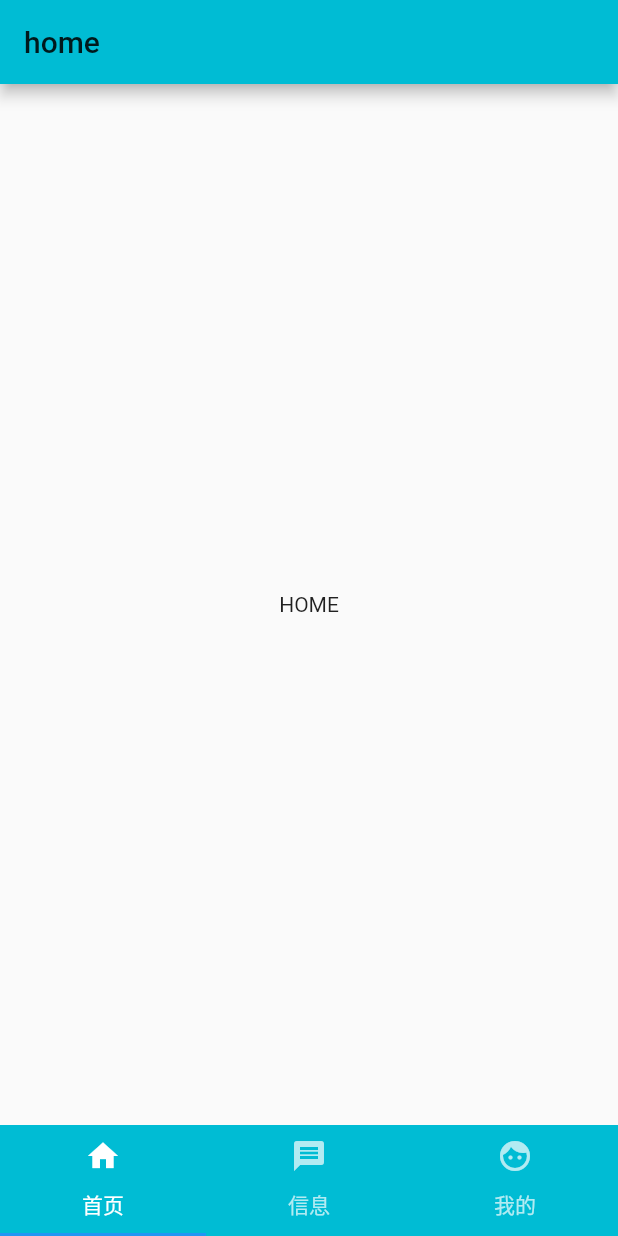
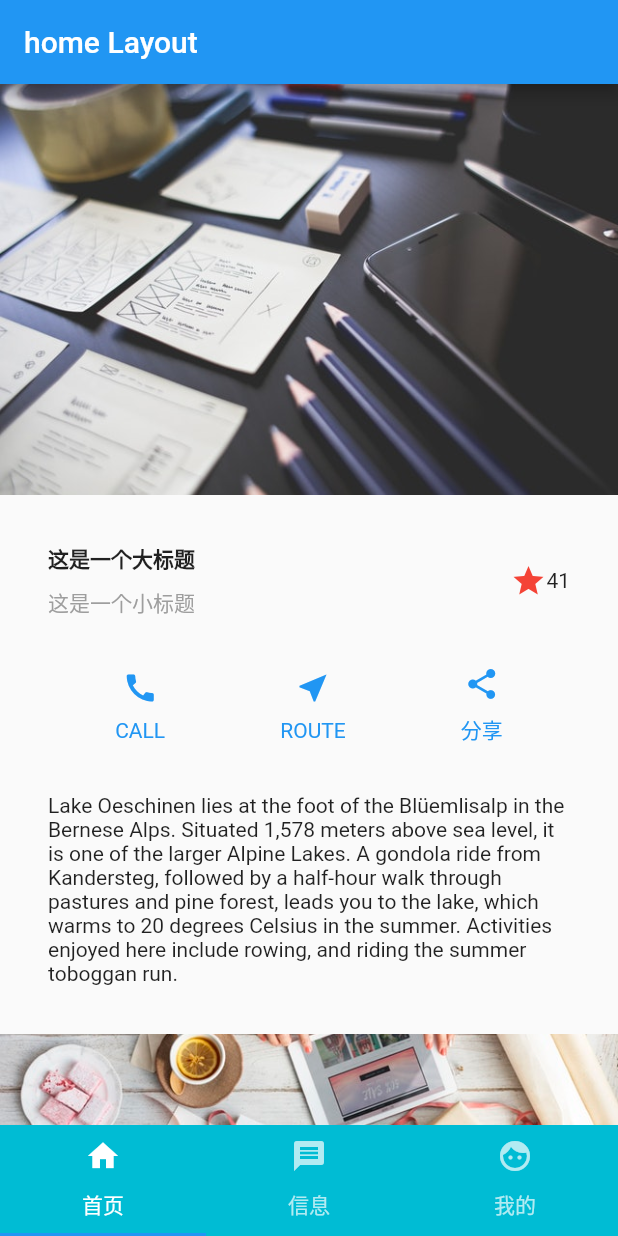
Before and after one commit to Liujlai/navigation_app, a Flutter app: the screen it shows after launch, on a phone screen of 412 x 824 dp. Run offline on Flutter 3.47's test engine with Material 2 defaults, Android fonts, the phone set to English and light mode, and no system bars.

Commit message:
首页布局

```diff
--- a/lib/home.dart
+++ b/lib/home.dart
@@ -12,17 +12,123 @@ class  homePageState extends  State<homePage>{
   @override
   Widget build(BuildContext context) {
     // TODO: implement build
+    Widget titleSection = new Container(
+      padding: const EdgeInsets.all(32.0),
+      //整体是一个水平布局
+      child: new Row(
+        children: [
+          //这里用Expanded的好处就是 会占用icon之外的剩余空间
+          new Expanded(
+            //在Expanded内创建一个垂直布局 放置两个文本
+              child: new Column(
+                //文本是起始端对齐
+                crossAxisAlignment: CrossAxisAlignment.start,
+                children: [
+//              设置容器
+                  new Container(
+                    padding: const EdgeInsets.only(bottom: 8.0),
+                    child: new Text(
+                      "这是一个大标题",
+                      style: new TextStyle(fontWeight: FontWeight.bold),
+                    ),
+                  ),
+//              设置文字
+                  new Text(
+                    "这是一个小标题",
+                    style: new TextStyle(
+                      color: Colors.grey[500],
+                    ),
+                  ),
+                ],
+              )),
+//          new FavoriteWidget(),
+//          设置图片大样式和颜色
+          new Icon(
+            Icons.star,
+            color: Colors.red[500],
+          ),
+//          设置文字
+          new Text('41')
+        ],
+      ),
+    );
+
+    /*
+    * 抽取button行的代码复用
+    * 图片和文字垂直布局
+    * */
+    Column getText(IconData icon, String text) {
+      return new Column(
+        //聚集widgets
+        mainAxisSize: MainAxisSize.min,
+        //child 居中
+        mainAxisAlignment: MainAxisAlignment.center,
+        children: [
+          new Icon(icon, color: Colors.blue[500]),
+          new Container(
+              margin: const EdgeInsets.only(top: 8.0),
+              child: new Text(
+                text,
+                style: new TextStyle(
+                  color: Colors.blue[500],
+                ),
+              ))
+        ],
+      );
+    }
+
+    /**
+     * 实现按钮部分
+     */
+    Widget buttonSection = new Container(
+      child: new Row(
+        //MainAxisAlignment.spaceEvenly平均分配子空间  他会在每个子项之间,之前,之后平均分配空闲空间 当然也可以使用Expanded来实现
+        mainAxisAlignment: MainAxisAlignment.spaceEvenly,
+        children: [
+          getText(Icons.call, "CALL"),
+          getText(Icons.near_me, "ROUTE"),
+          getText(Icons.share, "分享")
+        ],
+      ),
+    );
+
+    /**
+     * 实现文本部分
+     */
+    Widget textSection = new Container(
+      padding: const EdgeInsets.all(32.0),
+      child: new Text(
+          "Lake Oeschinen lies at the foot of the Blüemlisalp in the Bernese Alps. Situated 1,578 meters above sea level, it is one of the larger Alpine Lakes. A gondola ride from Kandersteg, followed by a half-hour walk through pastures and pine forest, leads you to the lake, which warms to 20 degrees Celsius in the summer. Activities enjoyed here include rowing, and riding the summer toboggan run.",
+          softWrap: true), //softWrap: true 文本是否在换行符处中断
+    );
+
+    /**
+     * 整合
+     */
     return new MaterialApp(
-      theme: new ThemeData(
-        primaryColor: Colors.cyan,
-      ),
+      title: "Layout",
       home: new Scaffold(
         appBar: new AppBar(
-          title: new Text("home"),
+          title: new Text("home Layout"),
         ),
-        body: new Center(
-          child: new Text("HOME"),
+        body: new ListView(
+          children: [
+            new Image.asset(
+              "images/4.jpeg",
+              //类似于Android的scaleType 此处让图片尽可能小 以覆盖整个widget
+              fit: BoxFit.cover,
+            ),
+            titleSection,
+            buttonSection,
+            textSection,
 
+            new Image.asset(
+              "images/5.jpeg",
+              width: 300.0,
+              height: 240.0,
+              fit: BoxFit.cover,
+            ),
+          ],
         ),
       ),
     );
--- a/pubspec.yaml
+++ b/pubspec.yaml
@@ -24,6 +24,9 @@ flutter:
   # included with your application, so that you can use the icons in
   # the material Icons class.
   uses-material-design: true
+  assets:
+        - images/4.jpeg
+        - images/5.jpeg
 
   # To add assets to your application, add an assets section, like this:
   # assets:
```
Also changed, not shown: images/4.jpeg (added), images/5.jpeg (added).
